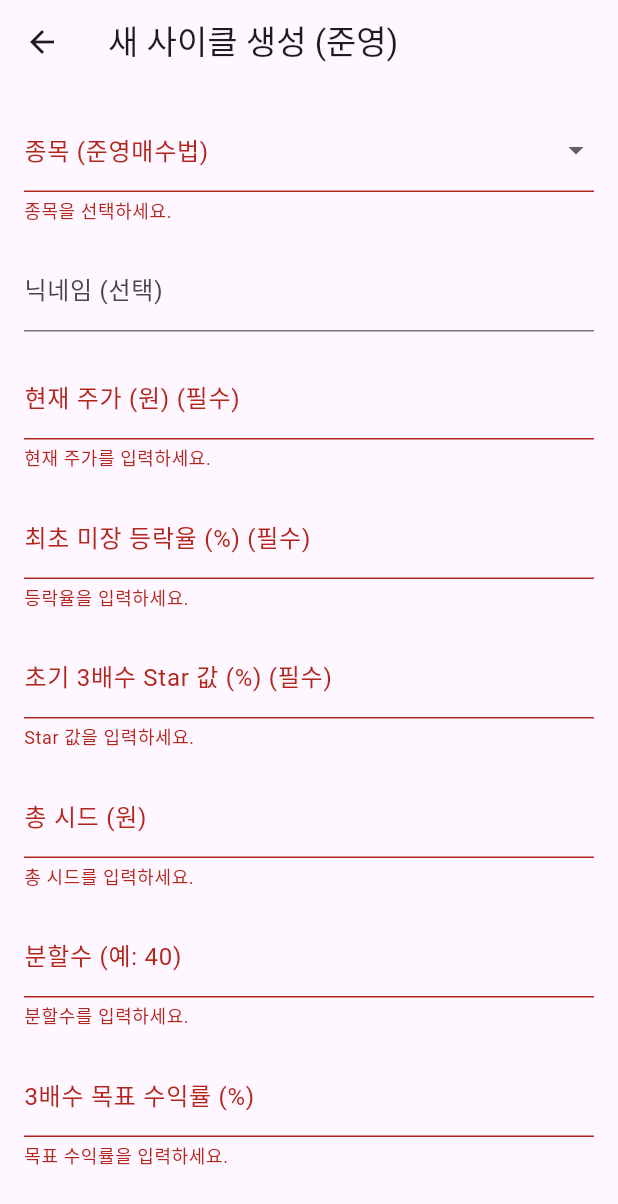
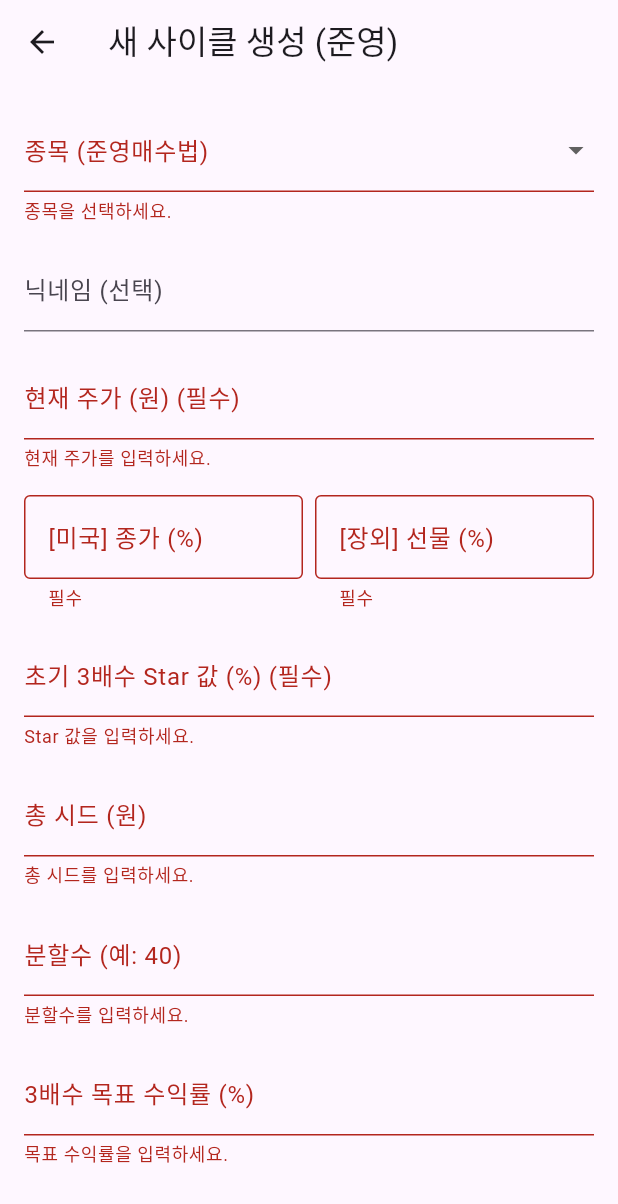
Before and after one commit to JunyeongCha/Laour_ETF, a Flutter app: the JunyeongCreateScreen screen opened directly, after a tap on "사이클 생성", on a phone screen of 412 x 824 dp. Shown: the top 1204 px of the screen. Run offline on Flutter 3.47's test engine with Material 3 defaults, Android fonts, the phone set to English and light mode, and no system bars; our stand-ins replace cloud_firestore, firebase_auth, firebase_core, flutter_secure_storage, shared_preferences; accounts and stored records are empty.

Commit message:
1-1단계 완료

```diff
--- /dev/null
+++ b/lib/junyeong_logic.dart
@@ -0,0 +1,36 @@
+// lib/junyeong_logic.dart
+
+/// 준영매수법에서 다루는 ETF 종목 타입 정의
+enum EtfType {
+  tigerPhil,   // TIGER 미국필라델피아반도체레버리지
+  kodexNasdaq, // KODEX 미국나스닥 100레버리지
+  tigerNasdaq, // TIGER 미국나스닥 100레버리지
+  unknown,     // 알 수 없는 종목
+}
+
+/// ETF 종목 이름(String)을 Enum으로 변환하는 헬퍼 함수
+EtfType getEtfType(String etfName) {
+  if (etfName.contains("필라델피아")) {
+    return EtfType.tigerPhil;
+  } else if (etfName.contains("KODEX 미국나스닥")) {
+    return EtfType.kodexNasdaq;
+  } else if (etfName.contains("TIGER 미국나스닥")) {
+    return EtfType.tigerNasdaq;
+  } else {
+    return EtfType.unknown;
+  }
+}
+
+/// Enum을 사람이 읽기 쉬운 이름으로 반환 (UI 표시용)
+String getEtfName(EtfType type) {
+  switch (type) {
+    case EtfType.tigerPhil:
+      return "TIGER 필반";
+    case EtfType.kodexNasdaq:
+      return "KODEX 나스닥";
+    case EtfType.tigerNasdaq:
+      return "TIGER 나스닥";
+    default:
+      return "기타 종목";
+  }
+}
--- a/lib/screens/junyeong_create_screen.dart
+++ b/lib/screens/junyeong_create_screen.dart
@@ -20,7 +20,9 @@ class _JunyeongCreateScreenState extends State<JunyeongCreateScreen> {
   final _targetProfitRateController = TextEditingController();
   final _currentPriceController = TextEditingController();
 
-  final _usMarketRateController = TextEditingController();
+  final _usCloseRateController = TextEditingController(); // [신규] 종가
+  final _afterMarketRateController = TextEditingController(); // [신규] 장외
+
   final _starValueController = TextEditingController();
 
   bool _isLoading = false;
@@ -59,8 +61,11 @@ class _JunyeongCreateScreenState extends State<JunyeongCreateScreen> {
       final double currentPrice =
           double.tryParse(_currentPriceController.text) ?? 0.0;
 
-      final double initialUsMarketRate =
-          double.tryParse(_usMarketRateController.text) ?? 0.0;
+      final double initialUsClose =
+          double.tryParse(_usCloseRateController.text) ?? 0.0;
+      final double initialAfterMarket =
+          double.tryParse(_afterMarketRateController.text) ?? 0.0;
+
       final double starValue =
           double.tryParse(_starValueController.text) ?? 0.0;
 
@@ -104,7 +109,9 @@ class _JunyeongCreateScreenState extends State<JunyeongCreateScreen> {
 
         'type': 'junyeong', // (★핵심★)
 
-        'usMarketRate': initialUsMarketRate,
+        'usCloseRate': initialUsClose,
+        'afterMarketRate': initialAfterMarket,
+        // 'usMarketRate': initialUsMarketRate, // 삭제 (더 이상 저장 안 함)
 
         'starValue': starValue,
 
@@ -164,7 +171,8 @@ class _JunyeongCreateScreenState extends State<JunyeongCreateScreen> {
     _splitCountController.dispose();
     _targetProfitRateController.dispose();
     _currentPriceController.dispose();
-    _usMarketRateController.dispose();
+    _usCloseRateController.dispose();
+    _afterMarketRateController.dispose();
     _starValueController.dispose();
     super.dispose();
   }
@@ -225,21 +233,45 @@ class _JunyeongCreateScreenState extends State<JunyeongCreateScreen> {
                 },
               ),
               const SizedBox(height: 16),
-              TextFormField(
-                controller: _usMarketRateController,
-                decoration: const InputDecoration(
-                  labelText: '최초 미장 등락율 (%) (필수)',
-                  helperText: '예: +3.5% -> 3.5, -5% -> -5.0',
-                ),
-                keyboardType:
-                    const TextInputType.numberWithOptions(signed: true, decimal: true),
-                validator: (value) {
-                  if (value == null || value.isEmpty) return '등락율을 입력하세요.';
-                  if (double.tryParse(value) == null) {
-                    return '유효한 숫자를 입력하세요. (예: -2.5)';
-                  }
-                  return null;
-                },
+              // [수정] 1-1단계: 입력 필드 2개로 분리 (Row 사용)
+              Row(
+                children: [
+                  Expanded(
+                    child: TextFormField(
+                      controller: _usCloseRateController,
+                      decoration: const InputDecoration(
+                        labelText: '[미국] 종가 (%)',
+                        helperText: '예: -1.5',
+                        border: OutlineInputBorder(),
+                      ),
+                      keyboardType: const TextInputType.numberWithOptions(
+                          signed: true, decimal: true),
+                      validator: (value) {
+                        if (value == null || value.isEmpty) return '필수';
+                        if (double.tryParse(value) == null) return '숫자만';
+                        return null;
+                      },
+                    ),
+                  ),
+                  const SizedBox(width: 8),
+                  Expanded(
+                    child: TextFormField(
+                      controller: _afterMarketRateController,
+                      decoration: const InputDecoration(
+                        labelText: '[장외] 선물 (%)',
+                        helperText: '예: 0.5',
+                        border: OutlineInputBorder(),
+                      ),
+                      keyboardType: const TextInputType.numberWithOptions(
+                          signed: true, decimal: true),
+                      validator: (value) {
+                        if (value == null || value.isEmpty) return '필수';
+                        if (double.tryParse(value) == null) return '숫자만';
+                        return null;
+                      },
+                    ),
+                  ),
+                ],
               ),
               const SizedBox(height: 16),
 
```
Also changed, not shown: lib/junyeong_constants.dart (added, +31 -0 lines), lib/screens/junyeong_detail_screen.dart (+90 -22 lines).
